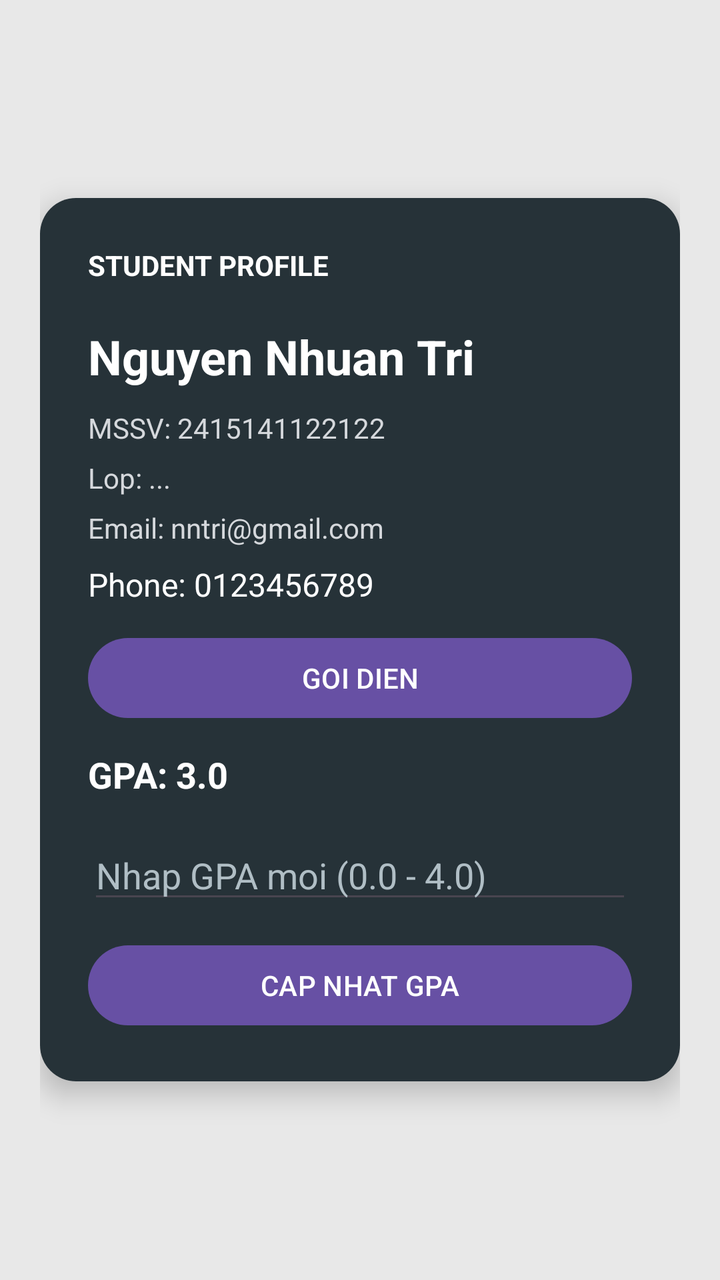
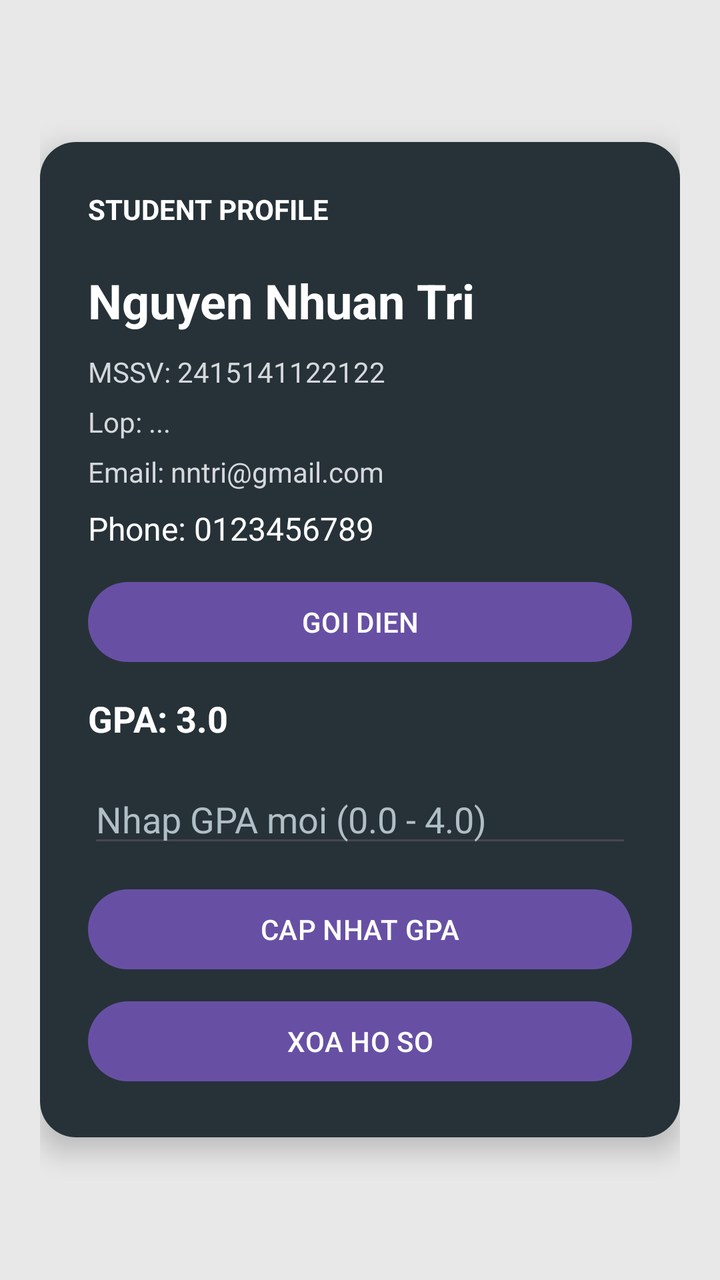

Two renders of the same Android screen: before a commit and after it. Below are the layout's source before the change and the commit's diff.
<!-- AndroidManifest.xml: application theme Theme.StudentProfileCard -->
<!-- res/layout/activity_main.xml -->
<?xml version="1.0" encoding="utf-8"?>
<LinearLayout
    xmlns:android="http://schemas.android.com/apk/res/android"
    xmlns:app="http://schemas.android.com/apk/res-auto"
    android:layout_width="match_parent"
    android:layout_height="match_parent"
    android:orientation="vertical"
    android:gravity="center"
    android:padding="20dp"
    android:background="#E8E8E8">

    <androidx.cardview.widget.CardView
        android:id="@+id/cardProfile"
        android:layout_width="match_parent"
        android:layout_height="wrap_content"
        app:cardCornerRadius="18dp"
        app:cardElevation="8dp">

        <LinearLayout
            android:layout_width="match_parent"
            android:layout_height="wrap_content"
            android:orientation="vertical"
            android:padding="24dp"
            android:background="#263238">

            <TextView
                android:layout_width="wrap_content"
                android:layout_height="wrap_content"
                android:text="STUDENT PROFILE"
                android:textColor="#FFFFFF"
                android:textSize="14sp"
                android:textStyle="bold" />

            <TextView
                android:id="@+id/tvName"
                android:layout_width="wrap_content"
                android:layout_height="wrap_content"
                android:layout_marginTop="20dp"
                android:text="Nguyen Nhuan Tri"
                android:textColor="#FFFFFF"
                android:textSize="24sp"
                android:textStyle="bold" />

            <TextView
                android:id="@+id/tvStudentId"
                android:layout_width="wrap_content"
                android:layout_height="wrap_content"
                android:layout_marginTop="10dp"
                android:text="MSSV: 2415141122122"
                android:textColor="#D5D8DC"
                android:textSize="14sp" />

            <TextView
                android:id="@+id/tvClassName"
                android:layout_width="wrap_content"
                android:layout_height="wrap_content"
                android:layout_marginTop="6dp"
                android:text="Lop: ..."
                android:textColor="#D5D8DC"
                android:textSize="14sp" />

            <TextView
                android:id="@+id/tvEmail"
                android:layout_width="wrap_content"
                android:layout_height="wrap_content"
                android:layout_marginTop="6dp"
                android:text="Email: nntri@gmail.com"
                android:textColor="#D5D8DC"
                android:textSize="14sp" />

            <TextView
                android:id="@+id/tvPhone"
                android:layout_width="match_parent"
                android:layout_height="wrap_content"
                android:layout_marginTop="8dp"
                android:text="Phone: 0123456789"
                android:textColor="@android:color/white"
                android:textSize="16sp" />

            <Button
                android:id="@+id/btnCall"
                android:layout_width="match_parent"
                android:layout_height="wrap_content"
                android:layout_marginTop="12dp"
                android:text="GOI DIEN" />

            <TextView
                android:id="@+id/tvGpa"
                android:layout_width="wrap_content"
                android:layout_height="wrap_content"
                android:layout_marginTop="12dp"
                android:text="GPA: 3.0"
                android:textColor="#FFFFFF"
                android:textSize="18sp"
                android:textStyle="bold" />

            <EditText
                android:id="@+id/edtNewGpa"
                android:layout_width="match_parent"
                android:layout_height="wrap_content"
                android:layout_marginTop="16dp"
                android:hint="Nhap GPA moi (0.0 - 4.0)"
                android:inputType="numberDecimal"
                android:textColor="#FFFFFF"
                android:textColorHint="#B0BEC5" />

            <Button
                android:id="@+id/btnUpdateGpa"
                android:layout_width="match_parent"
                android:layout_height="wrap_content"
                android:layout_marginTop="12dp"
                android:text="CAP NHAT GPA" />

        </LinearLayout>

    </androidx.cardview.widget.CardView>

</LinearLayout>
<!-- resources referenced by this layout -->
<resources>
  <style name="Theme.StudentProfileCard" parent="Base.Theme.StudentProfileCard" />
  <style name="Base.Theme.StudentProfileCard" parent="Theme.Material3.DayNight.NoActionBar">
          
          
      </style>
</resources>

<!-- the commit's change to res/layout/activity_main.xml (unified diff, before → after) -->
@@ -111,6 +111,13 @@
                 android:layout_marginTop="12dp"
                 android:text="CAP NHAT GPA" />
 
+            <Button
+                android:id="@+id/btnDeleteProfile"
+                android:layout_width="match_parent"
+                android:layout_height="wrap_content"
+                android:layout_marginTop="8dp"
+                android:text="XOA HO SO" />
+
         </LinearLayout>
 
     </androidx.cardview.widget.CardView>
